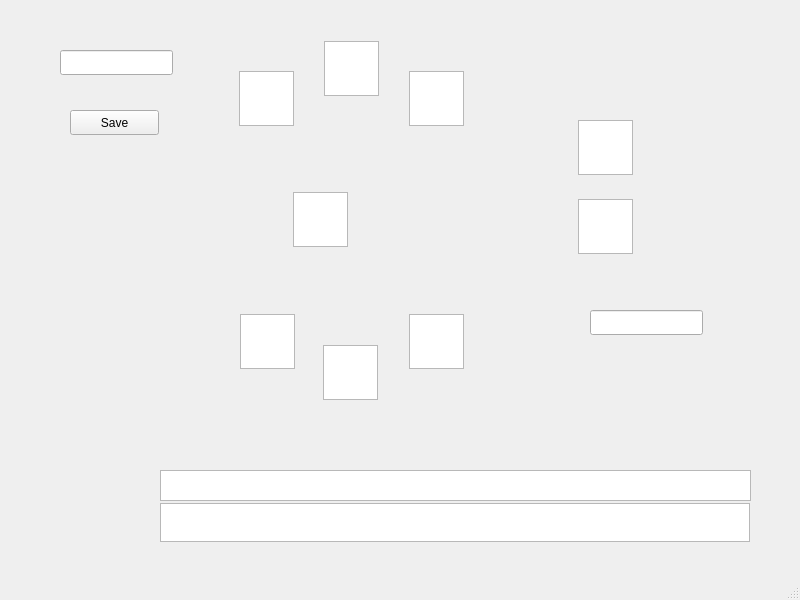
Before: the Qt Designer form gui/mainwindow.ui in DanielDuranSW/TFG-DigitalTwin, drawn with Qt 5.
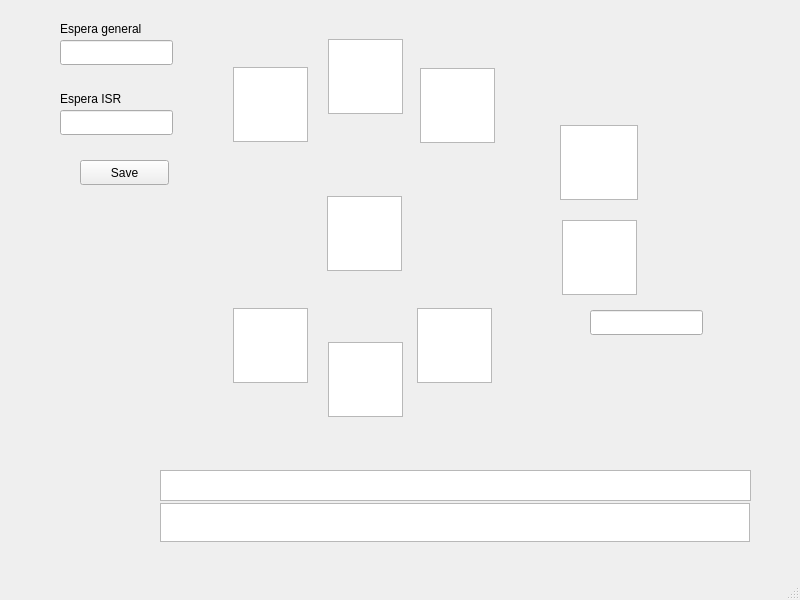
After: the same form once the commit is applied. Icons and pictures are not drawn.

What changed in the file:
```diff
--- a/gui/mainwindow.ui
+++ b/gui/mainwindow.ui
@@ -20,10 +20,10 @@
    <widget class="QGraphicsView" name="graphicsViewFsr">
     <property name="geometry">
      <rect>
-      <x>239</x>
-      <y>71</y>
-      <width>55</width>
-      <height>55</height>
+      <x>233</x>
+      <y>67</y>
+      <width>75</width>
+      <height>75</height>
      </rect>
     </property>
     <property name="autoFillBackground">
@@ -45,10 +45,10 @@
     </property>
     <property name="geometry">
      <rect>
-      <x>324</x>
-      <y>41</y>
-      <width>55</width>
-      <height>55</height>
+      <x>328</x>
+      <y>39</y>
+      <width>75</width>
+      <height>75</height>
      </rect>
     </property>
     <property name="autoFillBackground">
@@ -95,10 +95,10 @@
     </property>
     <property name="geometry">
      <rect>
-      <x>409</x>
-      <y>71</y>
-      <width>55</width>
-      <height>55</height>
+      <x>420</x>
+      <y>68</y>
+      <width>75</width>
+      <height>75</height>
      </rect>
     </property>
     <property name="autoFillBackground">
@@ -129,10 +129,10 @@
     </property>
     <property name="geometry">
      <rect>
-      <x>409</x>
-      <y>314</y>
-      <width>55</width>
-      <height>55</height>
+      <x>417</x>
+      <y>308</y>
+      <width>75</width>
+      <height>75</height>
      </rect>
     </property>
     <property name="autoFillBackground">
@@ -163,10 +163,10 @@
     </property>
     <property name="geometry">
      <rect>
-      <x>323</x>
-      <y>345</y>
-      <width>55</width>
-      <height>55</height>
+      <x>328</x>
+      <y>342</y>
+      <width>75</width>
+      <height>75</height>
      </rect>
     </property>
     <property name="autoFillBackground">
@@ -197,10 +197,10 @@
     </property>
     <property name="geometry">
      <rect>
-      <x>240</x>
-      <y>314</y>
-      <width>55</width>
-      <height>55</height>
+      <x>233</x>
+      <y>308</y>
+      <width>75</width>
+      <height>75</height>
      </rect>
     </property>
     <property name="autoFillBackground">
@@ -231,10 +231,10 @@
     </property>
     <property name="geometry">
      <rect>
-      <x>578</x>
-      <y>120</y>
-      <width>55</width>
-      <height>55</height>
+      <x>560</x>
+      <y>125</y>
+      <width>78</width>
+      <height>75</height>
      </rect>
     </property>
     <property name="autoFillBackground">
@@ -265,10 +265,10 @@
     </property>
     <property name="geometry">
      <rect>
-      <x>578</x>
-      <y>199</y>
-      <width>55</width>
-      <height>55</height>
+      <x>562</x>
+      <y>220</y>
+      <width>75</width>
+      <height>75</height>
      </rect>
     </property>
     <property name="autoFillBackground">
@@ -296,10 +296,10 @@
    <widget class="QGraphicsView" name="graphicsViewRtc">
     <property name="geometry">
      <rect>
-      <x>293</x>
-      <y>192</y>
-      <width>55</width>
-      <height>55</height>
+      <x>327</x>
+      <y>196</y>
+      <width>75</width>
+      <height>75</height>
      </rect>
     </property>
     <property name="autoFillBackground">
@@ -338,8 +338,8 @@
    <widget class="QPushButton" name="pushButtonUpdateConfigurations">
     <property name="geometry">
      <rect>
-      <x>70</x>
-      <y>110</y>
+      <x>80</x>
+      <y>160</y>
       <width>89</width>
       <height>25</height>
      </rect>
@@ -362,12 +362,57 @@
     <property name="geometry">
      <rect>
       <x>60</x>
-      <y>50</y>
+      <y>40</y>
       <width>113</width>
       <height>25</height>
      </rect>
     </property>
    </widget>
+   <widget class="QLabel" name="label_2">
+    <property name="geometry">
+     <rect>
+      <x>60</x>
+      <y>20</y>
+      <width>151</width>
+      <height>17</height>
+     </rect>
+    </property>
+    <property name="styleSheet">
+     <string notr="true">color: rgb(0, 0, 0);</string>
+    </property>
+    <property name="text">
+     <string>Espera general</string>
+    </property>
+   </widget>
+   <widget class="QLineEdit" name="lineEditResourceRtcDuration">
+    <property name="geometry">
+     <rect>
+      <x>60</x>
+      <y>110</y>
+      <width>113</width>
+      <height>25</height>
+     </rect>
+    </property>
+   </widget>
+   <widget class="QLabel" name="label_3">
+    <property name="geometry">
+     <rect>
+      <x>60</x>
+      <y>90</y>
+      <width>151</width>
+      <height>17</height>
+     </rect>
+    </property>
+    <property name="styleSheet">
+     <string notr="true">color: rgb(0, 0, 0);</string>
+    </property>
+    <property name="text">
+     <string>Espera ISR</string>
+    </property>
+    <property name="openExternalLinks">
+     <bool>false</bool>
+    </property>
+   </widget>
    <zorder>label</zorder>
    <zorder>graphicsViewFsr</zorder>
    <zorder>graphicsViewImu</zorder>
```
Left out of the diff: 3 changed lines with no effect on the pictures.
